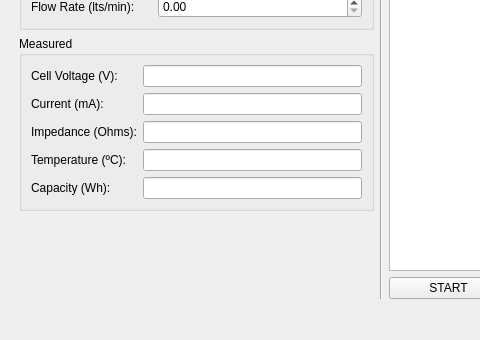
This is Battery_Testing_Software/examples/101_project/UI/BatteryTesterUI.ui in SanliFaez/FAIR-Battery as Qt 5 draws it before an edit; both pictures show x 0 to 480 and y 382 to 722 of the 1026 by 722 pixel window. The edited form follows.
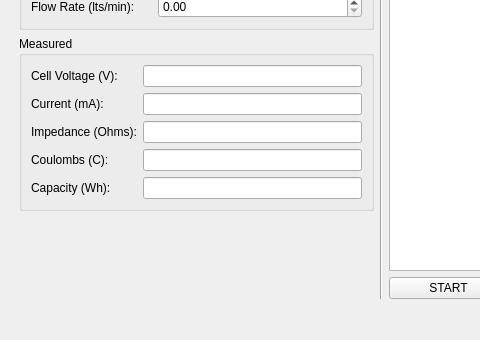
This is the edited form. Custom widgets are drawn as their Qt base class.

```diff
--- a/Battery_Testing_Software/examples/101_project/UI/BatteryTesterUI.ui
+++ b/Battery_Testing_Software/examples/101_project/UI/BatteryTesterUI.ui
@@ -482,7 +482,7 @@
                <item row="3" column="0">
                 <widget class="QLabel" name="label_30">
                  <property name="text">
-                  <string>Temperature (ºC):</string>
+                  <string>Coulombs (C):</string>
                  </property>
                 </widget>
                </item>
```
Left out of the diff: 32 changed lines with no effect on the pictures.
